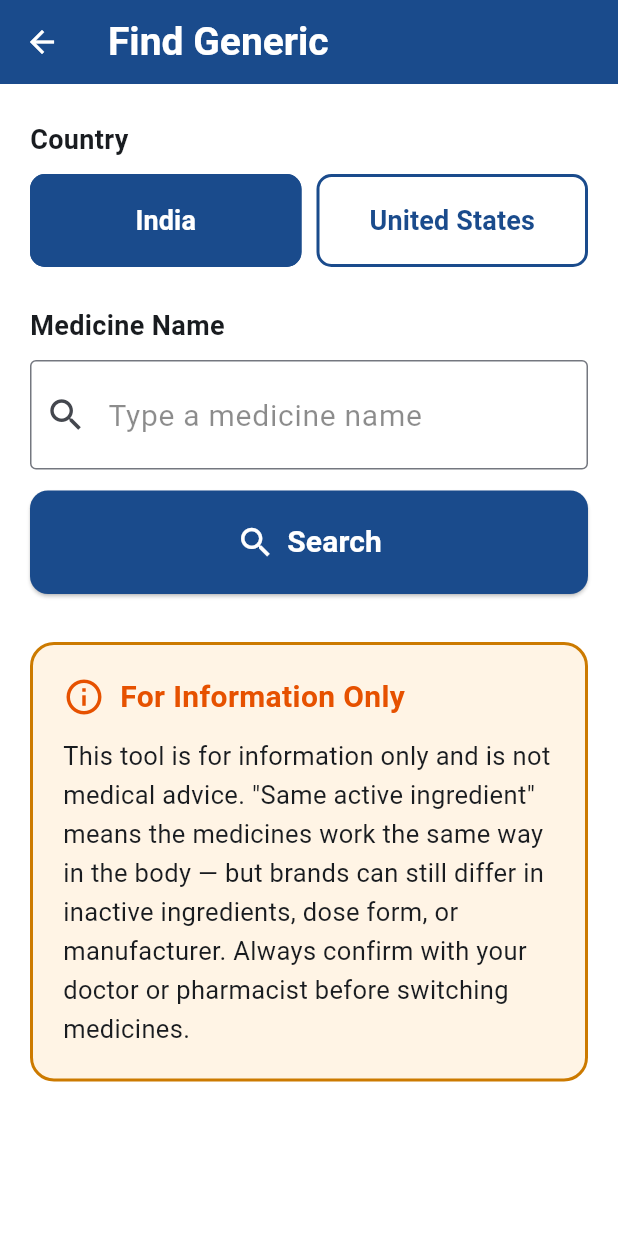
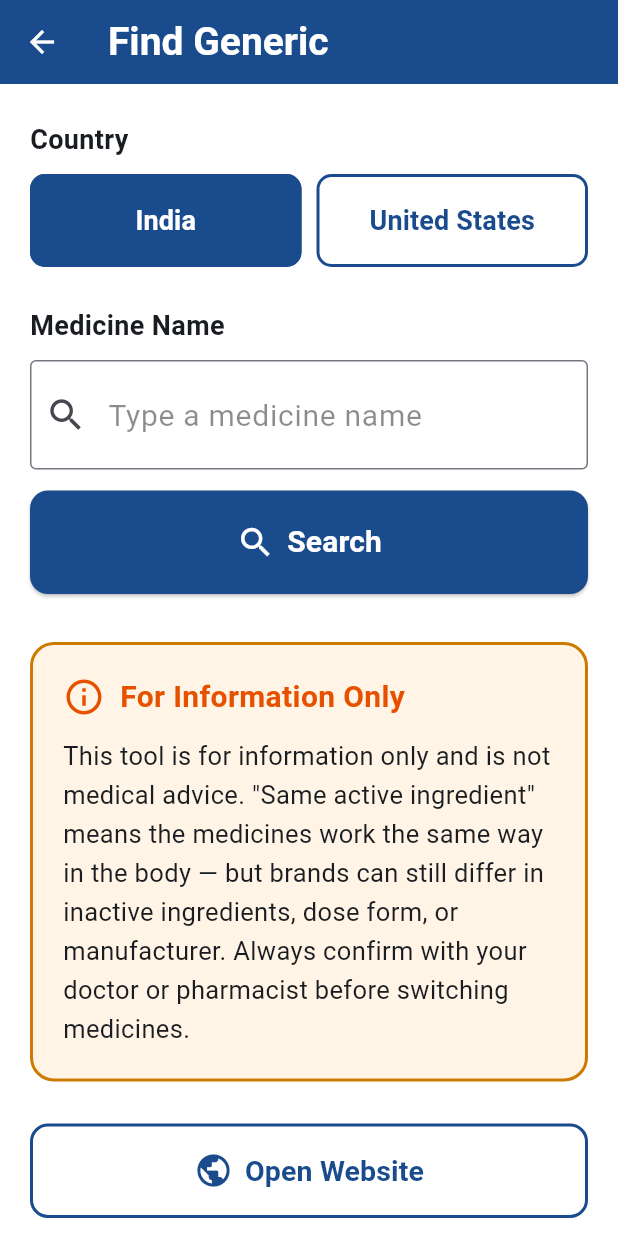
Before and after one commit to harrylingineni-cmd/medminder, a Flutter app: the FindGenericScreen screen opened directly, on a phone screen of 412 x 824 dp. Run offline on Flutter 3.47's test engine with Material 3 defaults, Android fonts, the light colour scheme and no system bars; our stand-ins replace flutter_local_notifications, flutter_timezone, shared_preferences, timezone; missing offline and left inert: app_settings; accounts and stored records are empty.

Commit message:
Add Open Website button to Find Generic screen

```diff
--- a/lib/find_generic_screen.dart
+++ b/lib/find_generic_screen.dart
@@ -1,4 +1,5 @@
 import 'package:flutter/material.dart';
+import 'package:url_launcher/url_launcher.dart';
 import 'generic_medicine_data.dart';
 import 'rxnav_service.dart';
 
@@ -17,6 +18,12 @@ import 'rxnav_service.dart';
 // This screen never suggests switching medicines on its own — it always
 // pairs the result with a disclaimer to confirm with a doctor/pharmacist
 // first (see `_buildDisclaimer` below).
+
+/// The companion website — the same India/US generic finder, usable from any
+/// phone or computer's browser without installing the app. Linked from a
+/// button at the bottom of this screen, never shown as raw text.
+const String _companionWebsiteUrl =
+    'https://harrylingineni-cmd.github.io/medminder/finder/';
 
 /// Which country's medicine names we're searching. India uses our local
 /// list; United States calls the live RxNav API.
@@ -166,6 +173,23 @@ class _FindGenericScreenState extends State<FindGenericScreen> {
     }
   }
 
+  /// Opens the companion website in the phone's browser, mirroring how
+  /// `WelcomeScreen._openPrivacyPolicy` opens its link.
+  Future<void> _openWebsite() async {
+    final uri = Uri.parse(_companionWebsiteUrl);
+    final opened = await launchUrl(uri, mode: LaunchMode.externalApplication);
+    if (!opened && mounted) {
+      ScaffoldMessenger.of(context).showSnackBar(
+        const SnackBar(
+          content: Text(
+            'Could not open the website.',
+            style: TextStyle(fontSize: 18),
+          ),
+        ),
+      );
+    }
+  }
+
   // ── Build ────────────────────────────────────────────────────────────
 
   @override
@@ -203,6 +227,7 @@ class _FindGenericScreenState extends State<FindGenericScreen> {
               _buildSuggestions(),
               _buildResultArea(),
               _buildDisclaimer(),
+              _buildWebsiteButton(),
             ],
           ),
         ),
@@ -699,4 +724,42 @@ class _FindGenericScreenState extends State<FindGenericScreen> {
       ),
     );
   }
+
+  /// A secondary action, styled below (and visually lighter than) the
+  /// primary blue Search button so it never competes with searching — links
+  /// out to the companion website version of this same finder. The URL
+  /// itself is never shown, only the button and a short caption.
+  Widget _buildWebsiteButton() {
+    return Column(
+      crossAxisAlignment: CrossAxisAlignment.stretch,
+      children: [
+        const SizedBox(height: 28),
+        SizedBox(
+          width: double.infinity,
+          child: OutlinedButton.icon(
+            onPressed: _openWebsite,
+            style: OutlinedButton.styleFrom(
+              foregroundColor: const Color(0xFF1A4B8C),
+              side: const BorderSide(color: Color(0xFF1A4B8C), width: 2),
+              padding: const EdgeInsets.symmetric(vertical: 18),
+              shape: RoundedRectangleBorder(
+                borderRadius: BorderRadius.circular(12),
+              ),
+            ),
+            icon: const Icon(Icons.public, size: 26),
+            label: const Text(
+              'Open Website',
+              style: TextStyle(fontSize: 19, fontWeight: FontWeight.bold),
+            ),
+          ),
+        ),
+        const SizedBox(height: 10),
+        const Text(
+          'Use the finder on any phone or computer.',
+          textAlign: TextAlign.center,
+          style: TextStyle(fontSize: 15, color: Colors.black54),
+        ),
+      ],
+    );
+  }
 }
```
